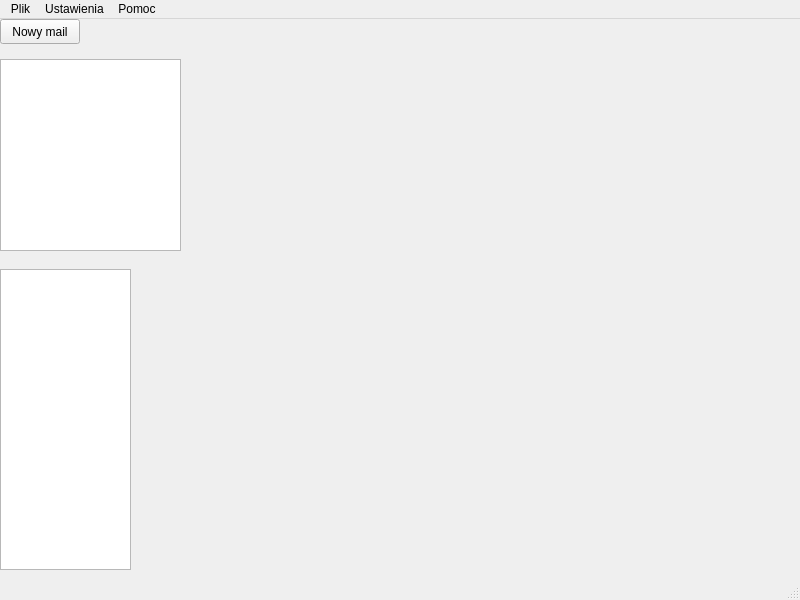
The window that mainwindow.ui (karol50709/QT_Mail_app) describes before a commit, drawn with Qt 5.
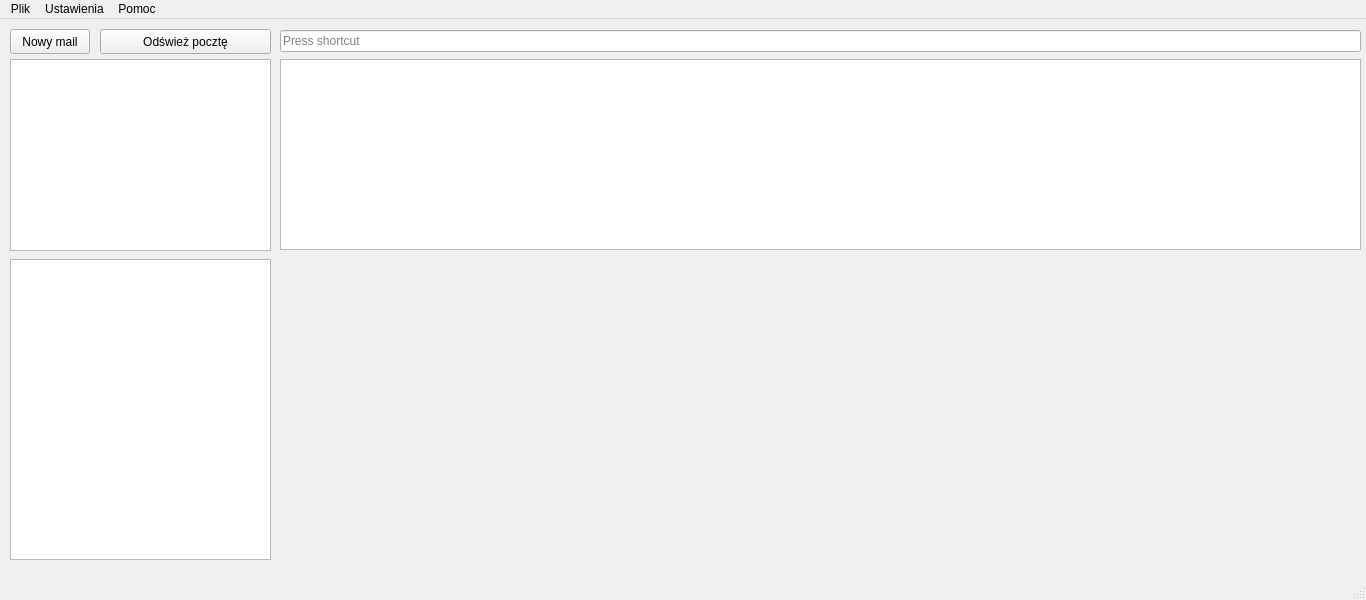
The same window after the commit.

Commit message: redesign main window

Diff of the .ui file:
```diff
--- a/mainwindow.ui
+++ b/mainwindow.ui
@@ -6,19 +6,31 @@
    <rect>
     <x>0</x>
     <y>0</y>
-    <width>800</width>
+    <width>1366</width>
     <height>600</height>
    </rect>
   </property>
+  <property name="sizePolicy">
+   <sizepolicy hsizetype="Fixed" vsizetype="Preferred">
+    <horstretch>0</horstretch>
+    <verstretch>0</verstretch>
+   </sizepolicy>
+  </property>
   <property name="windowTitle">
    <string>MainWindow</string>
   </property>
   <widget class="QWidget" name="centralwidget">
+   <property name="sizePolicy">
+    <sizepolicy hsizetype="Expanding" vsizetype="Expanding">
+     <horstretch>0</horstretch>
+     <verstretch>0</verstretch>
+    </sizepolicy>
+   </property>
    <widget class="QPushButton" name="pushButton">
     <property name="geometry">
      <rect>
-      <x>0</x>
-      <y>0</y>
+      <x>10</x>
+      <y>10</y>
       <width>80</width>
       <height>25</height>
      </rect>
@@ -30,30 +42,69 @@
    <widget class="QListView" name="listView">
     <property name="geometry">
      <rect>
-      <x>0</x>
+      <x>10</x>
       <y>40</y>
-      <width>181</width>
+      <width>261</width>
       <height>192</height>
      </rect>
     </property>
+    <property name="sizePolicy">
+     <sizepolicy hsizetype="Maximum" vsizetype="Expanding">
+      <horstretch>0</horstretch>
+      <verstretch>0</verstretch>
+     </sizepolicy>
+    </property>
    </widget>
    <widget class="QTreeView" name="treeView">
     <property name="geometry">
      <rect>
-      <x>0</x>
-      <y>250</y>
-      <width>131</width>
+      <x>10</x>
+      <y>240</y>
+      <width>261</width>
       <height>301</height>
      </rect>
     </property>
    </widget>
+   <widget class="QPushButton" name="pushButton_2">
+    <property name="geometry">
+     <rect>
+      <x>100</x>
+      <y>10</y>
+      <width>171</width>
+      <height>25</height>
+     </rect>
+    </property>
+    <property name="text">
+     <string>Odśwież pocztę</string>
+    </property>
+   </widget>
+   <widget class="QTableWidget" name="maile">
+    <property name="geometry">
+     <rect>
+      <x>280</x>
+      <y>40</y>
+      <width>1081</width>
+      <height>191</height>
+     </rect>
+    </property>
+   </widget>
+   <widget class="QKeySequenceEdit" name="keySequenceEdit">
+    <property name="geometry">
+     <rect>
+      <x>280</x>
+      <y>10</y>
+      <width>1081</width>
+      <height>25</height>
+     </rect>
+    </property>
+   </widget>
   </widget>
   <widget class="QMenuBar" name="menubar">
    <property name="geometry">
     <rect>
      <x>0</x>
      <y>0</y>
-     <width>800</width>
+     <width>1366</width>
      <height>22</height>
     </rect>
    </property>
```
The commit also changes 5 other files.
